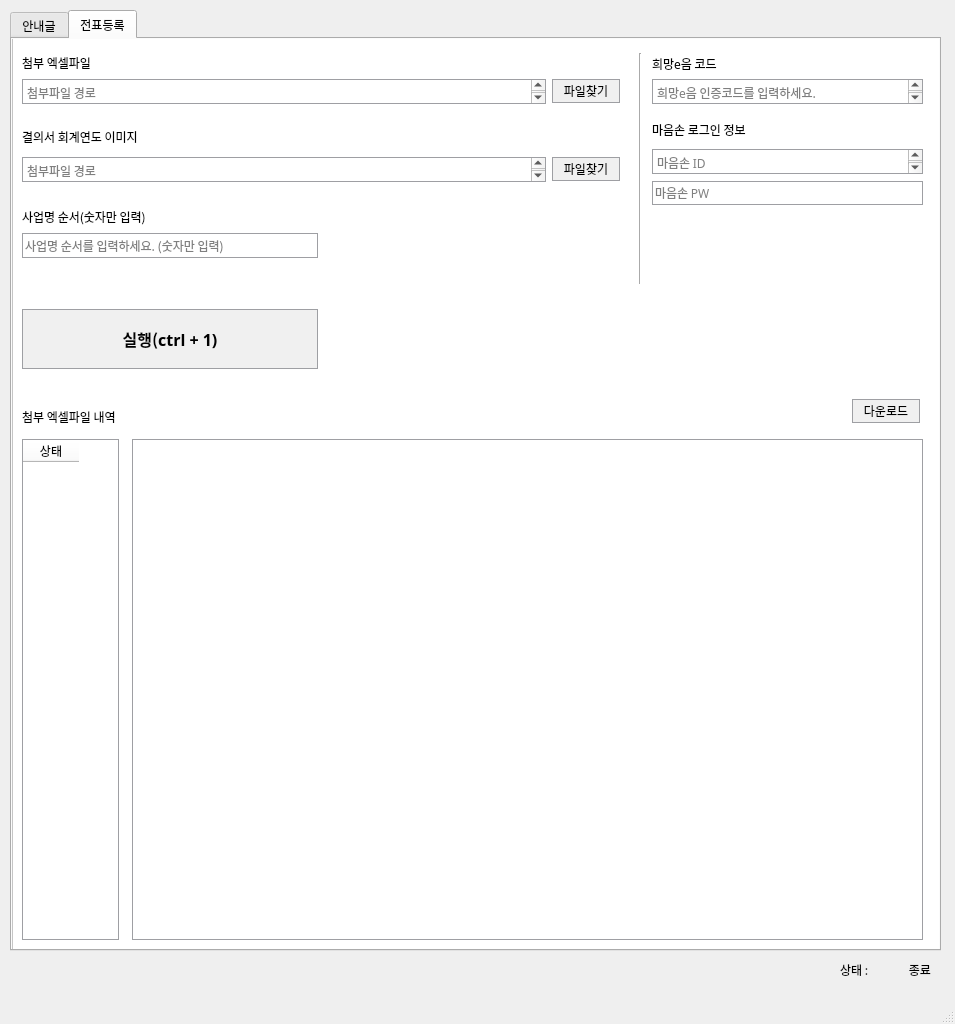
Before: the Qt Designer form auto_statement_upload/upload_form.ui in MARUNGs/python_auto_work, drawn with Qt 5.
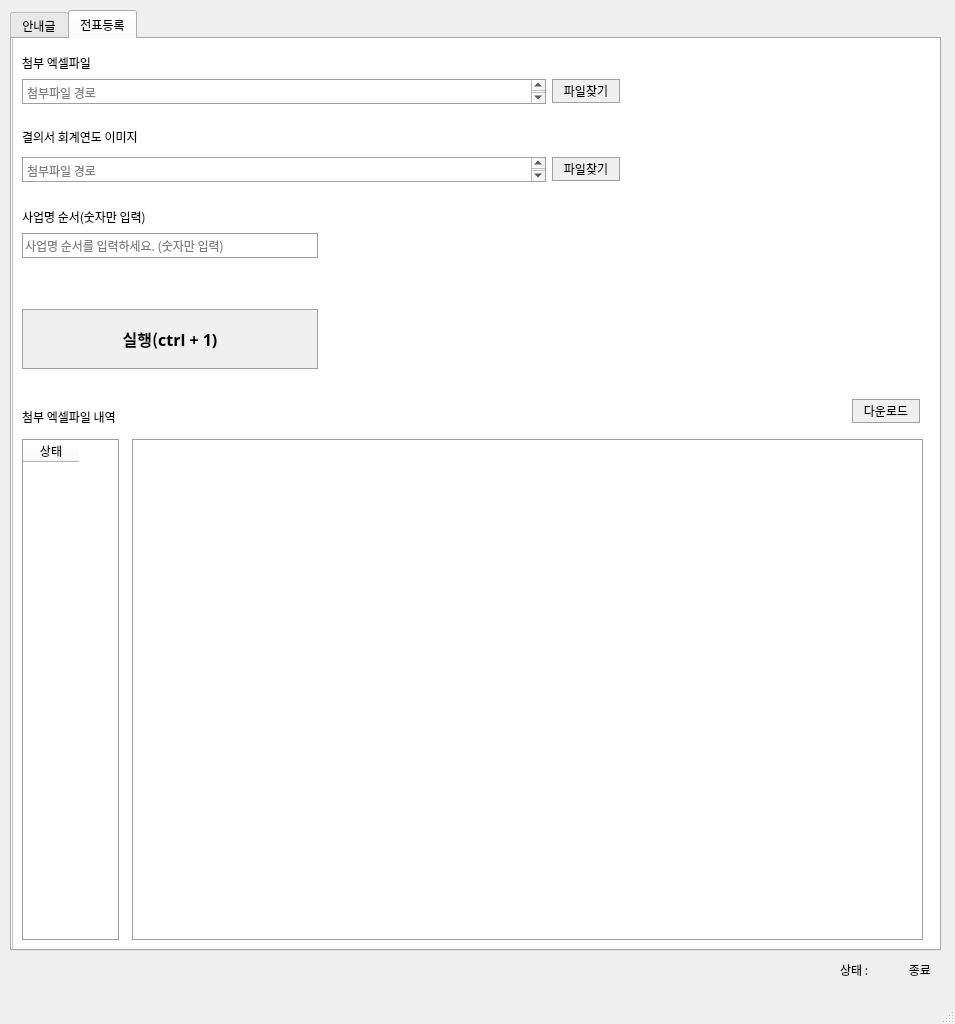
After: the same form once the commit is applied. The open tabs and pages were chosen to show the change. Icons and pictures are not drawn.

The edit to the form file:
```diff
--- a/auto_statement_upload/upload_form.ui
+++ b/auto_statement_upload/upload_form.ui
@@ -279,19 +279,6 @@
         <string>사업명 순서(숫자만 입력)</string>
        </property>
       </widget>
-      <widget class="Line" name="line_3">
-       <property name="geometry">
-        <rect>
-         <x>620</x>
-         <y>24</y>
-         <width>16</width>
-         <height>231</height>
-        </rect>
-       </property>
-       <property name="orientation">
-        <enum>Qt::Vertical</enum>
-       </property>
-      </widget>
       <widget class="QLabel" name="label_18">
        <property name="geometry">
         <rect>
@@ -378,131 +365,6 @@
         <string/>
        </property>
       </widget>
-      <widget class="QLabel" name="label_19">
-       <property name="geometry">
-        <rect>
-         <x>640</x>
-         <y>27</y>
-         <width>141</width>
-         <height>16</height>
-        </rect>
-       </property>
-       <property name="font">
-        <font>
-         <family>맑은 고딕</family>
-        </font>
-       </property>
-       <property name="text">
-        <string>희망e음 코드</string>
-       </property>
-      </widget>
-      <widget class="QTextEdit" name="w4c_cd">
-       <property name="geometry">
-        <rect>
-         <x>640</x>
-         <y>50</y>
-         <width>271</width>
-         <height>25</height>
-        </rect>
-       </property>
-       <property name="font">
-        <font>
-         <family>맑은 고딕</family>
-        </font>
-       </property>
-       <property name="styleSheet">
-        <string notr="true">QTextEdit {
-	border: 1px solid #9e9fa3
-}</string>
-       </property>
-       <property name="html">
-        <string>&lt;!DOCTYPE HTML PUBLIC &quot;-//W3C//DTD HTML 4.0//EN&quot; &quot;http://www.w3.org/TR/REC-html40/strict.dtd&quot;&gt;
-&lt;html&gt;&lt;head&gt;&lt;meta name=&quot;qrichtext&quot; content=&quot;1&quot; /&gt;&lt;style type=&quot;text/css&quot;&gt;
-p, li { white-space: pre-wrap; }
-&lt;/style&gt;&lt;/head&gt;&lt;body style=&quot; font-family:'맑은 고딕'; font-size:9pt; font-weight:400; font-style:normal;&quot;&gt;
-&lt;p style=&quot;-qt-paragraph-type:empty; margin-top:0px; margin-bottom:0px; margin-left:0px; margin-right:0px; -qt-block-indent:0; text-indent:0px;&quot;&gt;&lt;br /&gt;&lt;/p&gt;&lt;/body&gt;&lt;/html&gt;</string>
-       </property>
-       <property name="placeholderText">
-        <string>희망e음 인증코드를 입력하세요.</string>
-       </property>
-      </widget>
-      <widget class="QLabel" name="label_20">
-       <property name="geometry">
-        <rect>
-         <x>640</x>
-         <y>93</y>
-         <width>141</width>
-         <height>16</height>
-        </rect>
-       </property>
-       <property name="font">
-        <font>
-         <family>맑은 고딕</family>
-        </font>
-       </property>
-       <property name="text">
-        <string>마음손 로그인 정보</string>
-       </property>
-      </widget>
-      <widget class="QTextEdit" name="id_2">
-       <property name="geometry">
-        <rect>
-         <x>640</x>
-         <y>120</y>
-         <width>271</width>
-         <height>25</height>
-        </rect>
-       </property>
-       <property name="font">
-        <font>
-         <family>맑은 고딕</family>
-        </font>
-       </property>
-       <property name="styleSheet">
-        <string notr="true">QTextEdit {
-	border: 1px solid #9e9fa3
-}</string>
-       </property>
-       <property name="html">
-        <string>&lt;!DOCTYPE HTML PUBLIC &quot;-//W3C//DTD HTML 4.0//EN&quot; &quot;http://www.w3.org/TR/REC-html40/strict.dtd&quot;&gt;
-&lt;html&gt;&lt;head&gt;&lt;meta name=&quot;qrichtext&quot; content=&quot;1&quot; /&gt;&lt;style type=&quot;text/css&quot;&gt;
-p, li { white-space: pre-wrap; }
-&lt;/style&gt;&lt;/head&gt;&lt;body style=&quot; font-family:'맑은 고딕'; font-size:9pt; font-weight:400; font-style:normal;&quot;&gt;
-&lt;p style=&quot;-qt-paragraph-type:empty; margin-top:0px; margin-bottom:0px; margin-left:0px; margin-right:0px; -qt-block-indent:0; text-indent:0px;&quot;&gt;&lt;br /&gt;&lt;/p&gt;&lt;/body&gt;&lt;/html&gt;</string>
-       </property>
-       <property name="placeholderText">
-        <string>마음손 ID</string>
-       </property>
-      </widget>
-      <widget class="QLineEdit" name="pw_2">
-       <property name="geometry">
-        <rect>
-         <x>640</x>
-         <y>152</y>
-         <width>271</width>
-         <height>24</height>
-        </rect>
-       </property>
-       <property name="font">
-        <font>
-         <family>맑은 고딕</family>
-        </font>
-       </property>
-       <property name="styleSheet">
-        <string notr="true">QLineEdit {
-	border: 1px solid #9e9fa3
-}</string>
-       </property>
-       <property name="text">
-        <string/>
-       </property>
-       <property name="echoMode">
-        <enum>QLineEdit::Password</enum>
-       </property>
-       <property name="placeholderText">
-        <string>마음손 PW</string>
-       </property>
-      </widget>
       <widget class="QPushButton" name="start_btn">
        <property name="geometry">
         <rect>
```
